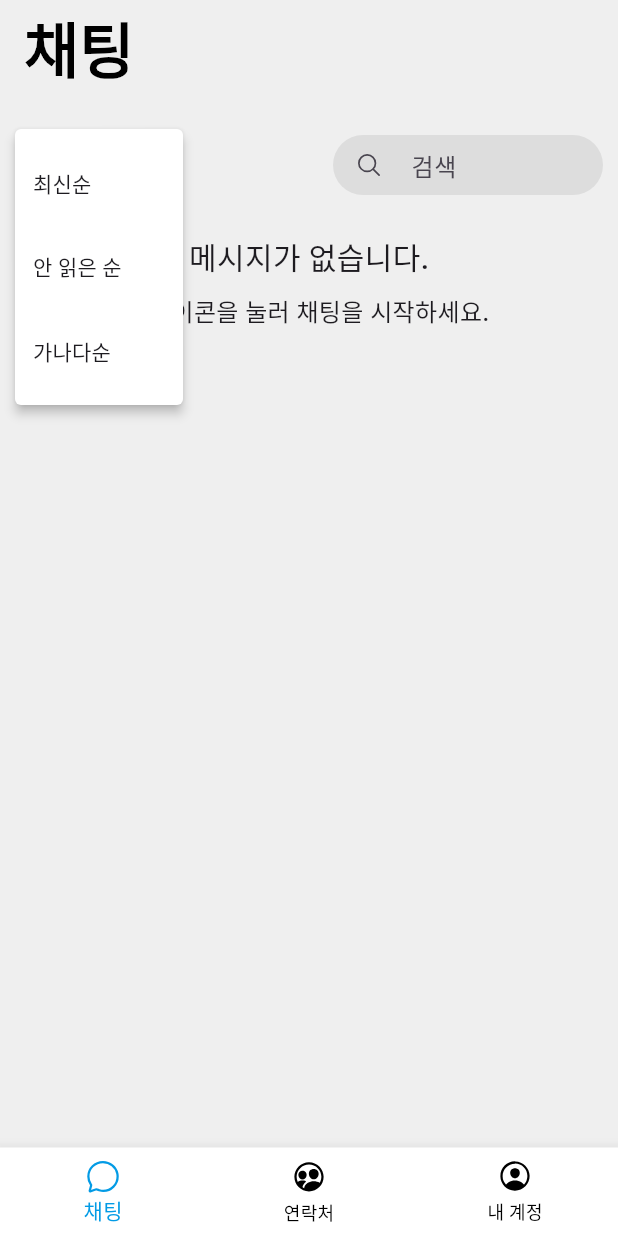
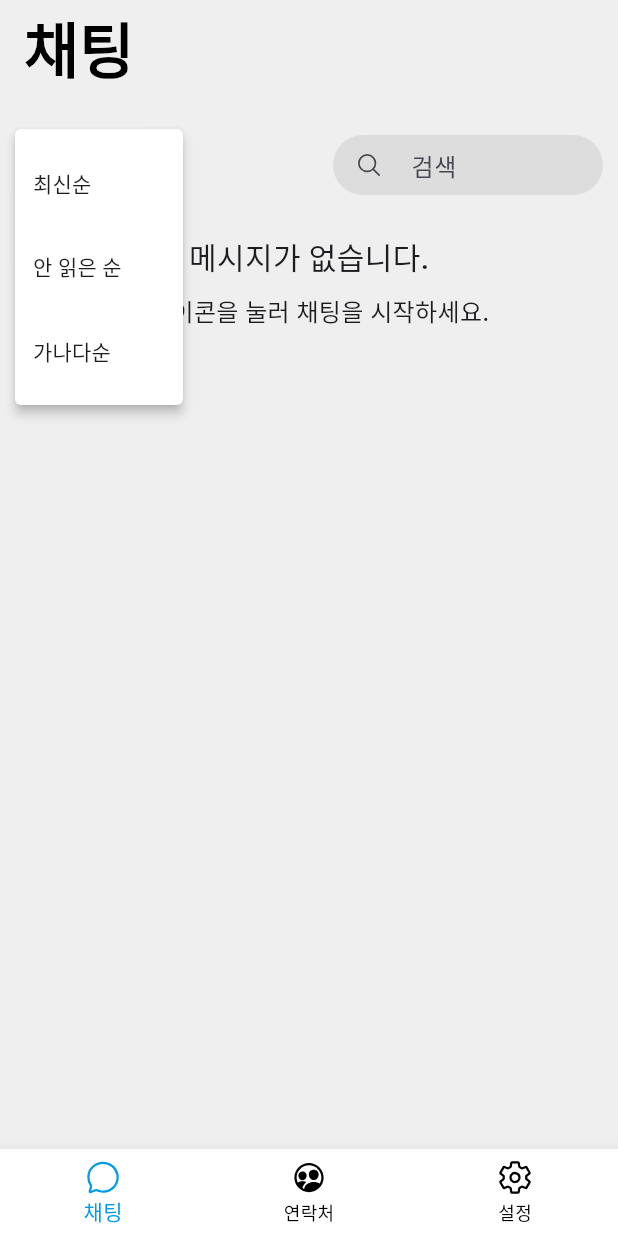
Before and after one commit to RubiYH/flutter_chatapp, a Flutter app: the screen it shows after launch, after a tap on an icon or button, on a phone screen of 412 x 824 dp. Run offline on Flutter 3.47's test engine with Material 3 defaults, Android fonts, the phone set to English and light mode, and no system bars; our stand-ins replace cached_network_image, fluttertoast, ionicons, shared_preferences; accounts and stored records are empty.

Commit message:
내 계정 -> 설정
- Changed MyAccount menu to Settings menu
- Implementing settings pages

```diff
--- a/lib/components/ContactListCard.dart
+++ b/lib/components/ContactListCard.dart
@@ -4,7 +4,6 @@ import 'package:flutter_chatapp/components/SwipeUpPageRouteBuilder.dart';
 import 'package:flutter_chatapp/globals.dart';
 import 'package:flutter_chatapp/screens/chat_screen.dart';
 import 'package:flutter_chatapp/screens/contact_detail_screen.dart';
-import 'package:flutter_chatapp/screens/myaccount_detail_screen.dart';
 import 'package:ionicons/ionicons.dart';
 
 class ContactListCard extends StatefulWidget {
--- a/lib/main.dart
+++ b/lib/main.dart
@@ -2,7 +2,7 @@ import 'package:flutter/material.dart';
 import 'package:flutter/services.dart';
 import 'package:flutter_chatapp/screens/chatsList_screen.dart';
 import 'package:flutter_chatapp/screens/contactsList_screen.dart';
-import 'package:flutter_chatapp/screens/myaccount_screen.dart';
+import 'package:flutter_chatapp/screens/settings_screen.dart';
 import 'package:ionicons/ionicons.dart';
 
 void main() {
@@ -18,7 +18,7 @@ class App extends StatefulWidget {
 
 class _AppState extends State<App> {
   var _index = 0;
-  static const title = ["채팅", "연락처", "내 계정"];
+  static const title = ["채팅", "연락처", "설정"];
 
   @override
   void initState() {
@@ -71,7 +71,7 @@ class _AppState extends State<App> {
                   children: const [
                     ChatsList(),
                     ContactsList(),
-                    MyAccount(),
+                    Settings(),
                   ],
                 ),
               ),
@@ -97,9 +97,7 @@ class _AppState extends State<App> {
               BottomNavigationBarItem(
                   icon: Icon(Ionicons.people_circle_outline), label: "연락처"),
               BottomNavigationBarItem(
-                icon: Icon(Ionicons.person_circle_outline),
-                label: "내 계정",
-              )
+                  icon: Icon(Ionicons.settings_outline), label: "설정")
             ],
             type: BottomNavigationBarType.fixed,
             unselectedItemColor: Colors.black,
--- a/lib/screens/myaccount_screen.dart
+++ /dev/null
@@ -1,10 +0,0 @@
-import 'package:flutter/material.dart';
-
-class MyAccount extends StatelessWidget {
-  const MyAccount({super.key});
-
-  @override
-  Widget build(BuildContext context) {
-    return Container();
-  }
-}
--- /dev/null
+++ b/lib/screens/settings_screen.dart
@@ -0,0 +1,81 @@
+import 'package:flutter/material.dart';
+import 'package:flutter_chatapp/screens/settings_chat_screen.dart';
+import 'package:flutter_chatapp/screens/settings_general_screen.dart';
+import 'package:flutter_chatapp/screens/settings_myaccount_screen.dart';
+import 'package:flutter_chatapp/screens/settings_notification_screen.dart';
+import 'package:ionicons/ionicons.dart';
+
+class Settings extends StatefulWidget {
+  const Settings({super.key});
+
+  @override
+  State<Settings> createState() => _SettingsState();
+}
+
+class _SettingsState extends State<Settings> {
+  final List<Map<String, dynamic>> menuData = [
+    {
+      "name": "내 계정",
+      "icon": const Icon(Ionicons.person_circle_outline),
+      "route": const SettingsMyAccount(),
+    },
+    {
+      "name": "채팅 설정",
+      "icon": const Icon(Ionicons.chatbubble_ellipses_outline),
+      "route": const SettingsChat()
+    },
+    {
+      "name": "알림 설정",
+      "icon": const Icon(Ionicons.notifications_outline),
+      "route": const SettingsNotification()
+    },
+    {
+      "name": "환경 설정",
+      "icon": const Icon(Ionicons.cog_outline),
+      "route": const SettingsGeneral()
+    }
+  ];
+
+  @override
+  Widget build(BuildContext context) {
+    return SingleChildScrollView(
+      child: ListView.separated(
+        shrinkWrap: true,
+        physics: const NeverScrollableScrollPhysics(),
+        itemCount: menuData.length,
+        itemBuilder: (context, index) {
+          return InkWell(
+            onTap: () {
+              Navigator.of(context).push(
+                MaterialPageRoute(
+                  builder: (context) => menuData[index]["route"],
+                ),
+              );
+            },
+            borderRadius: BorderRadius.circular(20),
+            child: ListTile(
+              title: Text(
+                menuData[index]["name"],
+                style: const TextStyle(
+                  fontSize: 18,
+                  fontWeight: FontWeight.w500,
+                ),
+              ),
+              leading: menuData[index]["icon"],
+              contentPadding:
+                  const EdgeInsets.symmetric(horizontal: 8, vertical: 0),
+            ),
+          );
+        },
+        separatorBuilder: (context, index) {
+          return Divider(
+            indent: 10,
+            endIndent: 10,
+            color: Colors.grey.shade300,
+            thickness: 0.5,
+          );
+        },
+      ),
+    );
+  }
+}
```
Also changed, not shown: lib/screens/myaccount_detail_screen.dart (deleted, +0 -15 lines), lib/screens/settings_chat_screen.dart (added, +25 -0 lines), lib/screens/settings_general_screen.dart (added, +25 -0 lines), lib/screens/settings_myaccount_screen.dart (added, +26 -0 lines), lib/screens/settings_notification_screen.dart (added, +25 -0 lines), 1 other file.
